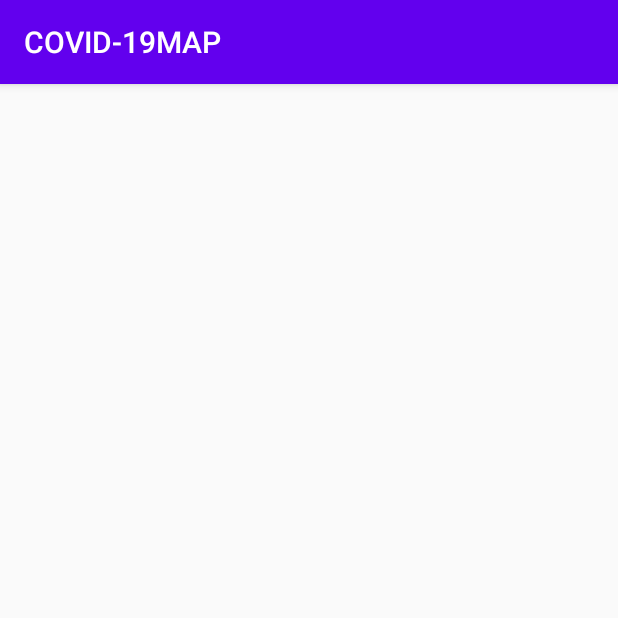
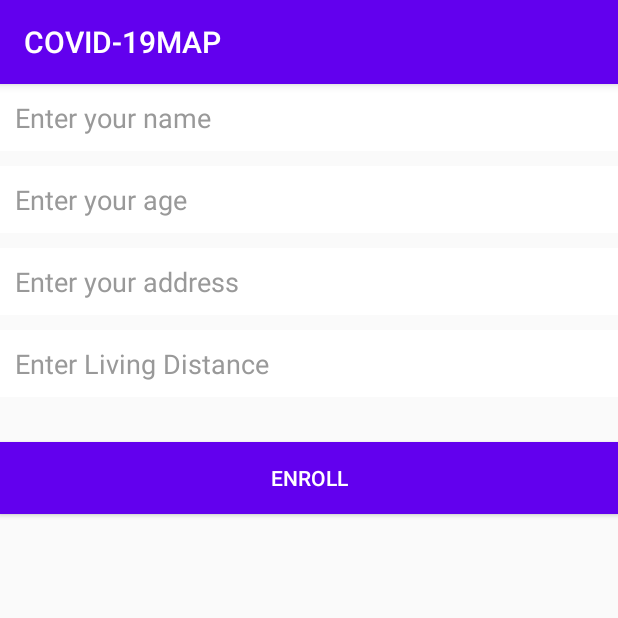
Before and after one commit to COVID-19-Assessment-System/COVID19-COS, an Android app: the SignupActivity screen opened directly, with no data from a screen before it, on a phone screen of 412 x 824 dp, the top half of it. Run offline under Robolectric (Android 15) with nearby library versions, the phone set to English and light mode, and no system bars; 1 statement that could not run was skipped.

Commit message:
User information registration function

```diff
--- a/COVID19MAP/app/src/main/java/com/selab/coronamap/activity/MainActivity.java
+++ b/COVID19MAP/app/src/main/java/com/selab/coronamap/activity/MainActivity.java
@@ -9,20 +9,16 @@ import android.view.LayoutInflater;
 import android.view.View;
 import android.view.ViewGroup;
 import android.view.Window;
-import android.view.WindowManager;
 import android.widget.Button;
 import android.widget.FrameLayout;
 import android.widget.LinearLayout;
 import android.widget.TextView;
-import android.widget.Toast;
 
 import androidx.annotation.NonNull;
 import androidx.annotation.Nullable;
 import androidx.fragment.app.FragmentActivity;
 
-import com.aminyazdanpanah.maps.android.charts.BarChartRenderer;
 import com.aminyazdanpanah.maps.android.charts.ChartRenderer;
-import com.aminyazdanpanah.maps.android.charts.DonutChartRenderer;
 import com.aminyazdanpanah.maps.android.charts.PieChartRenderer;
 import com.aminyazdanpanah.maps.android.charts.model.CMarker;
 import com.google.android.gms.maps.CameraUpdateFactory;
@@ -45,13 +41,10 @@ import com.selab.coronamap.service.GroupAlertService;
 
 import java.io.BufferedReader;
 import java.io.InputStreamReader;
-import java.lang.reflect.Array;
 import java.lang.reflect.Field;
 import java.util.ArrayList;
-import java.util.Arrays;
 import java.util.HashSet;
 import java.util.List;
-import java.util.Random;
 
 public class MainActivity extends FragmentActivity implements OnMapReadyCallback,
         ClusterManager.OnClusterClickListener<CMarker>,
@@ -101,7 +94,7 @@ public class MainActivity extends FragmentActivity implements OnMapReadyCallback
 
         ((SupportMapFragment) getSupportFragmentManager().findFragmentById(R.id.map)).getMapAsync(this);
 //        tempButtonToWatchData();
-        loadCSVfile();  // load corona19 data
+        loadCSVFile();  // load corona19 data
 
         if(GroupAlertService.serviceIntent == null){        // Code for connecting local notification service
             grpAlertIntent = new Intent(this, GroupAlertService.class);
@@ -130,7 +123,7 @@ public class MainActivity extends FragmentActivity implements OnMapReadyCallback
         return new LatLng(locationList.get(0).latitude, locationList.get(0).longitude);
     }
 
-    private void loadCSVfile() {
+    private void loadCSVFile() {
 
         InputStreamReader is = new InputStreamReader(getResources().openRawResource(R.raw.corona_data));
         BufferedReader reader = new BufferedReader(is);
--- a/COVID19MAP/app/src/main/java/com/selab/coronamap/activity/SignupActivity.java
+++ b/COVID19MAP/app/src/main/java/com/selab/coronamap/activity/SignupActivity.java
@@ -1,15 +1,38 @@
 package com.selab.coronamap.activity;
 
 import android.os.Bundle;
+import android.view.View;
+import android.widget.Button;
+import android.widget.TextView;
 
 import androidx.annotation.Nullable;
 import androidx.appcompat.app.AppCompatActivity;
 import com.selab.coronamap.R;
 
 public class SignupActivity extends AppCompatActivity {
+    TextView reg_name, reg_age, reg_address, reg_livingdistance;
+    Button btn_signup;
+
     @Override
     protected void onCreate(@Nullable Bundle savedInstanceState) {
         super.onCreate(savedInstanceState);
         setContentView(R.layout.activity_signup);
+
+        reg_name = findViewById(R.id.signup_name);
+        reg_age = findViewById(R.id.signup_age);
+        reg_address = findViewById(R.id.signup_address);
+        reg_livingdistance = findViewById(R.id.signup_livingdistance);
+        btn_signup = findViewById(R.id.btn_signup);
+        btn_signup.setOnClickListener(new View.OnClickListener() {
+
+            @Override
+            public void onClick(View v) {
+                String name = reg_name.getText().toString();
+                int age = Integer.parseInt(reg_name.getText().toString());
+                String address = reg_name.getText().toString();
+                float livingdistance = Float.parseFloat(reg_name.getText().toString());
+
+            }
+        });
     }
 }
--- a/COVID19MAP/app/src/main/java/com/selab/coronamap/service/GroupAlertService.java
+++ b/COVID19MAP/app/src/main/java/com/selab/coronamap/service/GroupAlertService.java
@@ -56,8 +56,8 @@ public class GroupAlertService extends Service {
                         Log.d(TAG,  sdf.format(date));
                         // set condition
 
-                        sendGrpAlertNotification(sdf.format(date)+
-                                "  The notification is from local.");   // Send notification
+//                        sendGrpAlertNotification(sdf.format(date)+
+//                                "  The notification is from local.");   // Send notification
                     } catch (InterruptedException e) {
                         e.printStackTrace();
                     }
--- a/COVID19MAP/app/src/main/res/layout/activity_signup.xml
+++ b/COVID19MAP/app/src/main/res/layout/activity_signup.xml
@@ -2,5 +2,61 @@
 <LinearLayout xmlns:android="http://schemas.android.com/apk/res/android"
     android:orientation="vertical" android:layout_width="match_parent"
     android:layout_height="match_parent">
+    <EditText
+        android:id="@+id/signup_name"
+        android:layout_width="fill_parent"
+        android:layout_height="wrap_content"
+        android:layout_marginBottom="10dp"
+        android:background="@color/input_register_bg"
+        android:hint="Enter your name"
+        android:inputType="text"
+        android:padding="10dp"
+        android:textColor="@color/input_register"
+        android:textColorHint="@color/input_register_hint" />
+
+    <EditText
+        android:id="@+id/signup_age"
+        android:layout_width="fill_parent"
+        android:layout_height="wrap_content"
+        android:layout_marginBottom="10dp"
+        android:background="@color/input_register_bg"
+        android:hint="Enter your age"
+        android:inputType="number"
+        android:padding="10dp"
+        android:textColor="@color/input_register"
+        android:textColorHint="@color/input_register_hint" />
+
+    <EditText
+        android:id="@+id/signup_address"
+        android:layout_width="fill_parent"
+        android:layout_height="wrap_content"
+        android:layout_marginBottom="10dp"
+        android:background="@color/input_register_bg"
+        android:hint="Enter your address"
+        android:inputType="text"
+        android:padding="10dp"
+        android:textColor="@color/input_register"
+        android:textColorHint="@color/input_register_hint" />
+
+    <EditText
+        android:id="@+id/signup_livingdistance"
+        android:layout_width="fill_parent"
+        android:layout_height="wrap_content"
+        android:layout_marginBottom="10dp"
+        android:background="@color/input_register_bg"
+        android:hint="Enter Living Distance"
+        android:inputType="number"
+        android:padding="10dp"
+        android:textColor="@color/input_register"
+        android:textColorHint="@color/input_register_hint" />
+
+    <Button
+        android:id="@+id/signup_register"
+        android:layout_width="fill_parent"
+        android:layout_height="wrap_content"
+        android:layout_marginTop="20dip"
+        android:background="@color/colorPrimary"
+        android:text="Enroll"
+        android:textColor="#FFFFFF" />
 
 </LinearLayout>
--- a/COVID19MAP/app/src/main/res/values/styles.xml
+++ b/COVID19MAP/app/src/main/res/values/styles.xml
@@ -7,4 +7,8 @@
         <item name="colorAccent">@color/colorAccent</item>
     </style>
 
+    <color name="input_register">#222222</color>
+    <color name="input_register_bg">#ffffff</color>
+    <color name="input_register_hint">#999999</color>
+    <color name="white">#ffffff</color>
 </resources>
```
